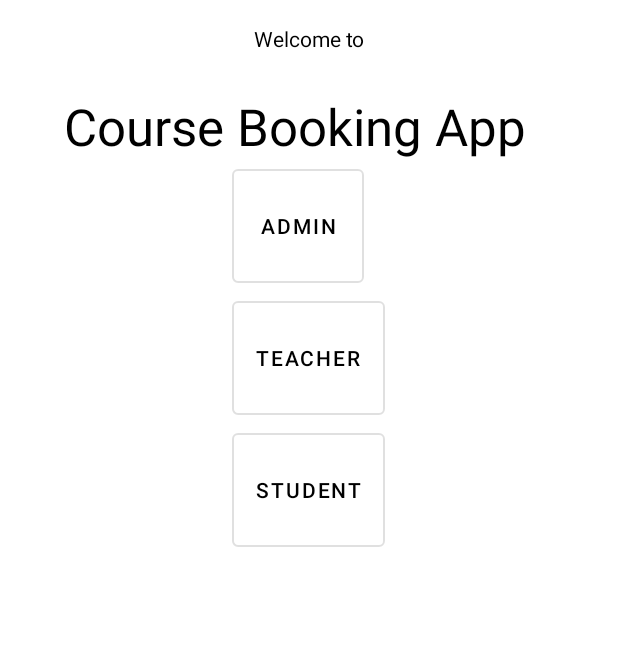
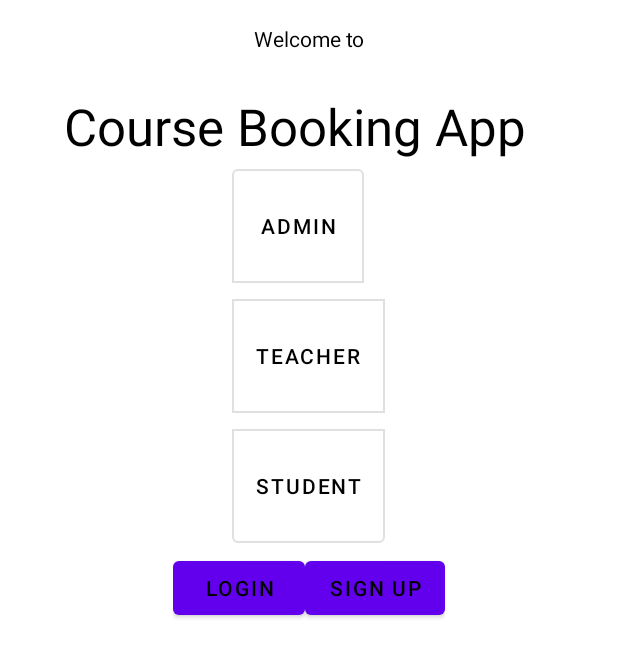
Before and after one commit to LordAndy316/CourseBookingApp, an Android app: the layout welcome_fragment.xml on its own in the app's theme, with its tools: preview values and no code run, on a phone screen of 412 x 824 dp. Shown: the top 657 px of the screen. Run offline under Robolectric (Android 15) with nearby library versions, the phone set to English and light mode, and no system bars.

Commit message:
Add the login_signup fragment to the main navigation

```diff
--- a/app/src/main/java/com/example/android/coursebookingapp/MainActivity.java
+++ b/app/src/main/java/com/example/android/coursebookingapp/MainActivity.java
@@ -13,4 +13,5 @@ public class MainActivity extends AppCompatActivity {
     }
 
     //
+    //
 }
--- a/app/src/main/res/layout/login_fragment.xml
+++ /dev/null
@@ -1,6 +0,0 @@
-<?xml version="1.0" encoding="utf-8"?>
-<androidx.constraintlayout.widget.ConstraintLayout
-    xmlns:android="http://schemas.android.com/apk/res/android" android:layout_width="match_parent"
-    android:layout_height="match_parent">
-
-</androidx.constraintlayout.widget.ConstraintLayout>
--- a/app/src/main/res/layout/welcome_fragment.xml
+++ b/app/src/main/res/layout/welcome_fragment.xml
@@ -13,8 +13,8 @@
         android:id="@+id/welcome_group"
         layout="@layout/welcome_sub_layout"/>
 
-    <LinearLayout
-        android:id="@+id/role_groupview"
+    <com.google.android.material.button.MaterialButtonToggleGroup
+        android:id="@+id/role_toggle_group"
         android:layout_width="wrap_content"
         android:layout_height="wrap_content"
         android:orientation="vertical"
@@ -47,6 +47,34 @@
             android:layout_height="88dp"
             android:text="@string/student_button_text"
             android:textColor="@color/black" />
+
+    </com.google.android.material.button.MaterialButtonToggleGroup>
+
+    <LinearLayout
+        android:id="@+id/option_groupview"
+        android:layout_width="wrap_content"
+        android:layout_height="wrap_content"
+        android:orientation="horizontal"
+        android:layout_centerHorizontal="true"
+        android:layout_below="@id/role_toggle_group">
+
+        <Button
+            android:id="@+id/login_button"
+            android:layout_width="wrap_content"
+            android:layout_height="wrap_content"
+            android:text="@string/login_button_text"
+            android:textAlignment="center"
+            android:textColor="@android:color/black"
+            tools:text="Login" />
+
+        <Button
+            android:id="@+id/signup_button"
+            android:layout_width="wrap_content"
+            android:layout_height="wrap_content"
+            android:text="@string/signup_button_text"
+            android:textAlignment="center"
+            android:textColor="#000000" />
+
     </LinearLayout>
 
 </RelativeLayout>
--- /dev/null
+++ b/app/src/main/res/values/dimens.xml
@@ -0,0 +1,6 @@
+<?xml version="1.0" encoding="utf-8"?>
+<resources>
+    <dimen name="form_top_margin">16dp</dimen>
+    <dimen name="fields_container_padding">48dp</dimen>
+    <dimen name="details_fragment_spacing">8dp</dimen>
+</resources>
--- a/app/src/main/res/values/strings.xml
+++ b/app/src/main/res/values/strings.xml
@@ -5,4 +5,9 @@
     <string name="admin_button_text">admin</string>
     <string name="teacher_button_text">teacher</string>
     <string name="student_button_text">student</string>
+    <string name="login_button_text">login</string>
+    <string name="signup_button_text">Sign up</string>
+    <string name="hint_username">Username</string>
+    <string name="hint_password">Password</string>
+    <string name="hint_reenter_password">Reenter Password</string>
 </resources>
```
Also changed, not shown: app/build.gradle (+13 -0 lines), app/src/main/java/com/example/android/coursebookingapp/LoginSignupFragment.java (added, +21 -0 lines), app/src/main/res/layout/login_signup_fragment.xml (added, +94 -0 lines), app/src/main/res/navigation/main_navigation.xml (+20 -1 lines).
